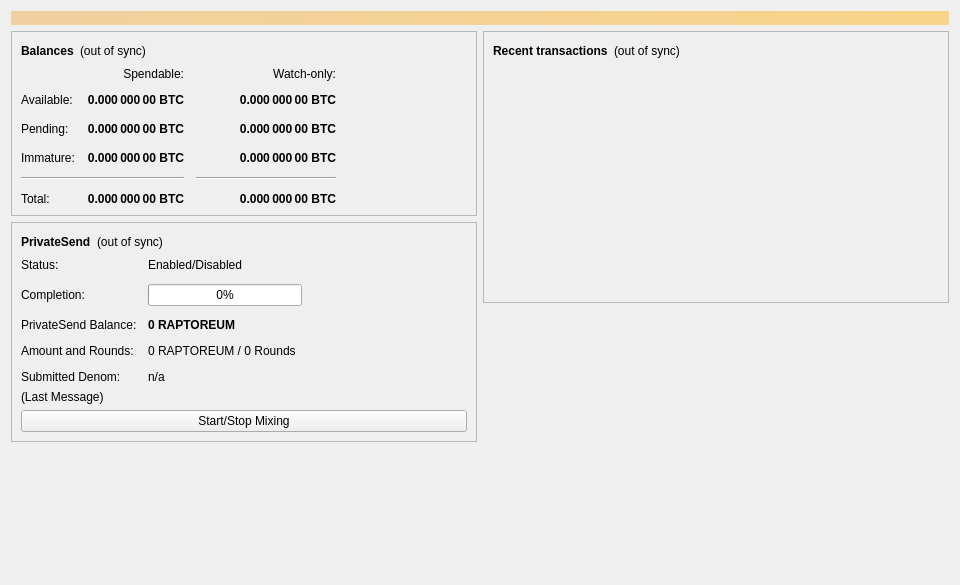
Old version of the form src/qt/forms/overviewpage.ui in the repository Raptor3um/raptoreum.
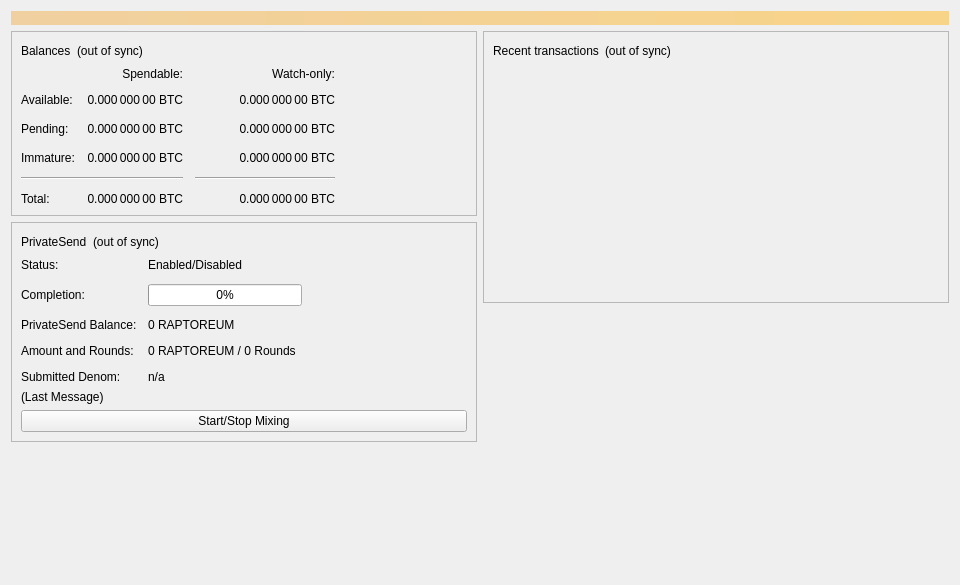
New version of the form.

Commit message:
Merge pull request #3555 from xdustinface/pr-ui-2-fonts
qt: Implement application wide font management

Patch:
```diff
--- a/src/qt/forms/overviewpage.ui
+++ b/src/qt/forms/overviewpage.ui
@@ -56,12 +56,6 @@
            <layout class="QHBoxLayout" name="horizontalLayout_4">
             <item>
              <widget class="QLabel" name="label_5">
-              <property name="font">
-               <font>
-                <weight>75</weight>
-                <bold>true</bold>
-               </font>
-              </property>
               <property name="text">
                <string>Balances</string>
               </property>
@@ -102,12 +96,6 @@
             </property>
             <item row="2" column="2">
              <widget class="QLabel" name="labelWatchPending">
-              <property name="font">
-               <font>
-                <weight>75</weight>
-                <bold>true</bold>
-               </font>
-              </property>
               <property name="cursor">
                <cursorShape>IBeamCursor</cursorShape>
               </property>
@@ -127,12 +115,6 @@
             </item>
             <item row="2" column="1">
              <widget class="QLabel" name="labelUnconfirmed">
-              <property name="font">
-               <font>
-                <weight>75</weight>
-                <bold>true</bold>
-               </font>
-              </property>
               <property name="cursor">
                <cursorShape>IBeamCursor</cursorShape>
               </property>
@@ -152,12 +134,6 @@
             </item>
             <item row="3" column="2">
              <widget class="QLabel" name="labelWatchImmature">
-              <property name="font">
-               <font>
-                <weight>75</weight>
-                <bold>true</bold>
-               </font>
-              </property>
               <property name="cursor">
                <cursorShape>IBeamCursor</cursorShape>
               </property>
@@ -210,12 +186,6 @@
             </item>
             <item row="3" column="1">
              <widget class="QLabel" name="labelImmature">
-              <property name="font">
-               <font>
-                <weight>75</weight>
-                <bold>true</bold>
-               </font>
-              </property>
               <property name="cursor">
                <cursorShape>IBeamCursor</cursorShape>
               </property>
@@ -255,12 +225,6 @@
             </item>
             <item row="5" column="1">
              <widget class="QLabel" name="labelTotal">
-              <property name="font">
-               <font>
-                <weight>75</weight>
-                <bold>true</bold>
-               </font>
-              </property>
               <property name="cursor">
                <cursorShape>IBeamCursor</cursorShape>
               </property>
@@ -280,12 +244,6 @@
             </item>
             <item row="5" column="2">
              <widget class="QLabel" name="labelWatchTotal">
-              <property name="font">
-               <font>
-                <weight>75</weight>
-                <bold>true</bold>
-               </font>
-              </property>
               <property name="cursor">
                <cursorShape>IBeamCursor</cursorShape>
               </property>
@@ -322,12 +280,6 @@
             </item>
             <item row="1" column="1">
              <widget class="QLabel" name="labelBalance">
-              <property name="font">
-               <font>
-                <weight>75</weight>
-                <bold>true</bold>
-               </font>
-              </property>
               <property name="cursor">
                <cursorShape>IBeamCursor</cursorShape>
               </property>
@@ -347,12 +299,6 @@
             </item>
             <item row="1" column="2">
              <widget class="QLabel" name="labelWatchAvailable">
-              <property name="font">
-               <font>
-                <weight>75</weight>
-                <bold>true</bold>
-               </font>
-              </property>
               <property name="cursor">
                <cursorShape>IBeamCursor</cursorShape>
               </property>
@@ -408,12 +354,6 @@
            <layout class="QHBoxLayout" name="horizontalLayout_5">
             <item>
              <widget class="QLabel" name="labelPrivateSendHeader">
-              <property name="font">
-               <font>
-                <weight>75</weight>
-                <bold>true</bold>
-               </font>
-              </property>
               <property name="text">
                <string>PrivateSend</string>
               </property>
@@ -501,12 +441,6 @@
             </item>
             <item row="2" column="1">
              <widget class="QLabel" name="labelAnonymized">
-              <property name="font">
-               <font>
-                <weight>75</weight>
-                <bold>true</bold>
-               </font>
-              </property>
               <property name="text">
                <string notr="true">0 RAPTOREUM</string>
               </property>
@@ -608,12 +542,6 @@
            <layout class="QHBoxLayout" name="horizontalLayout_2">
             <item>
              <widget class="QLabel" name="label_4">
-              <property name="font">
-               <font>
-                <weight>75</weight>
-                <bold>true</bold>
-               </font>
-              </property>
               <property name="text">
                <string>Recent transactions</string>
               </property>
```
The commit also changes 55 other files.
